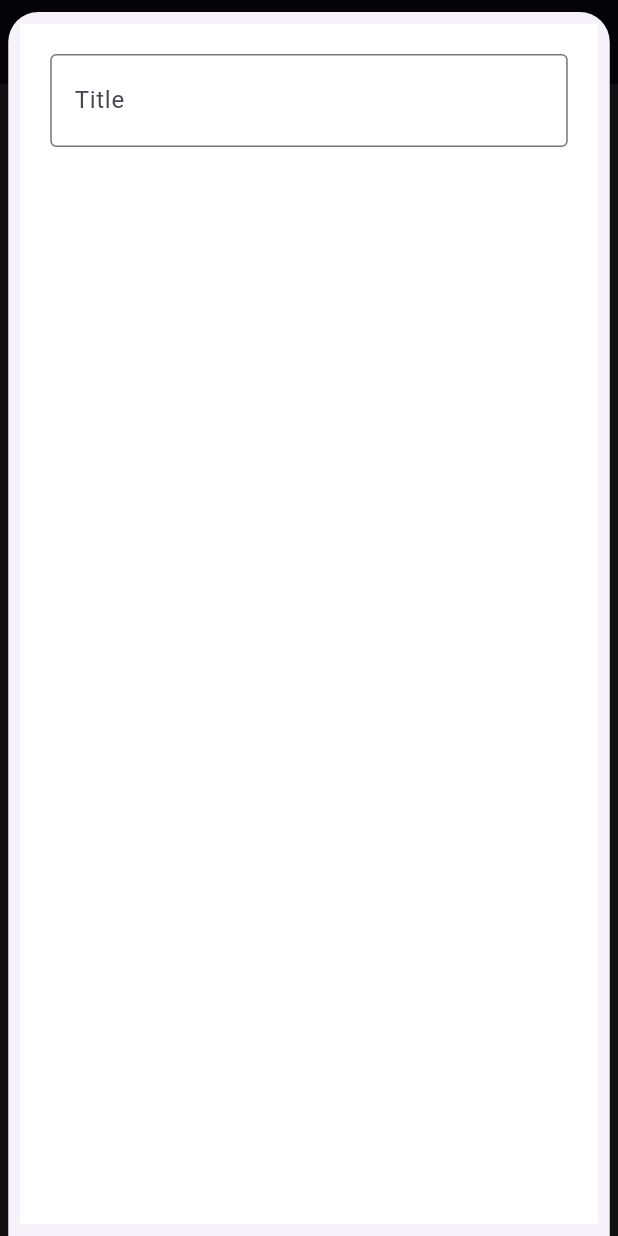
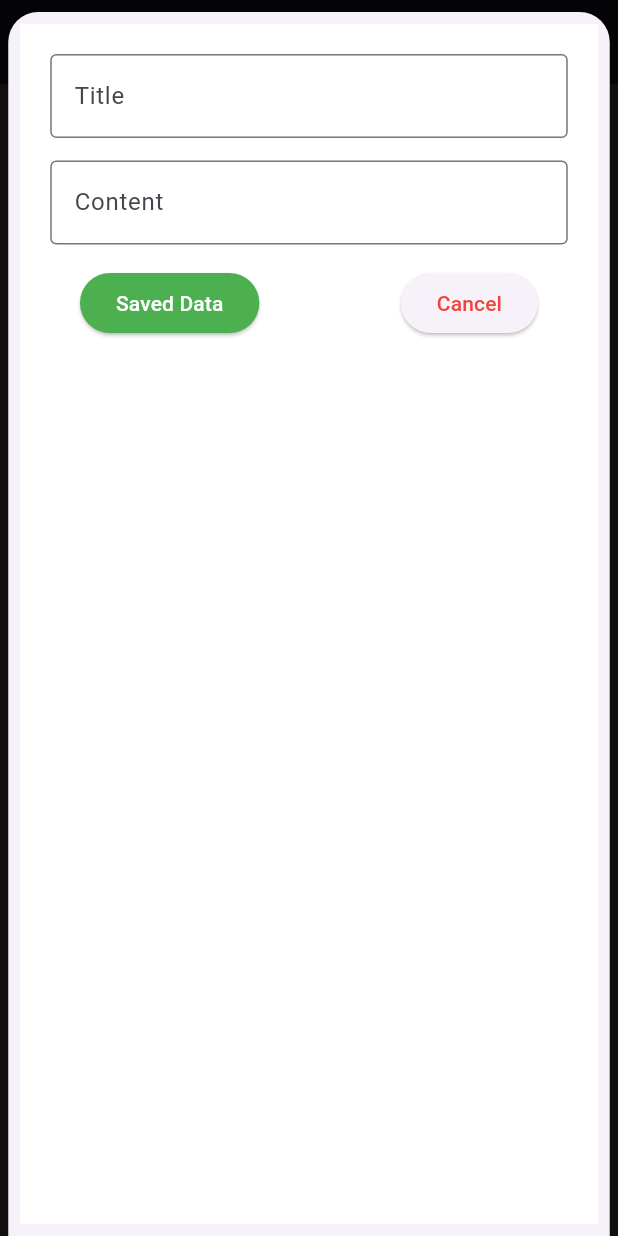
Before and after one commit to Ecocoder0711/journal_app, a Flutter app: the screen it shows after launch, scrolled down 412 dp, after a tap on the "add" icon, on a phone screen of 412 x 824 dp. Run offline on Flutter 3.47's test engine with Material 3 defaults, Android fonts, the phone set to English and light mode, and no system bars.

Commit message:
imput data card completed

```diff
--- a/lib/widgets/input_data_card.dart
+++ b/lib/widgets/input_data_card.dart
@@ -8,6 +8,17 @@ class InputDataCard extends StatefulWidget {
 }
 
 class _InputDataCardState extends State<InputDataCard> {
+  // text editing controllers
+  TextEditingController _titleEditingController = TextEditingController();
+  TextEditingController _contentEditingController = TextEditingController();
+  // function to print data
+  void printdata() {
+    print(_titleEditingController.text);
+    print(_contentEditingController.text);
+    _titleEditingController.clear();
+    _contentEditingController.clear();
+  }
+
   @override
   Widget build(BuildContext context) {
     return Padding(
@@ -20,14 +31,49 @@ class _InputDataCardState extends State<InputDataCard> {
         child: Column(
           children: [
             TextField(
+              controller: _titleEditingController,
               decoration: InputDecoration(
                 border: OutlineInputBorder(
                   borderSide: BorderSide(color: Colors.black87),
                 ),
                 labelText: "Title",
                 hintText: "Enter the tile: ",
-                hintStyle: TextStyle(fontSize: 20, fontWeight: FontWeight.bold),
+                hintStyle: TextStyle(fontSize: 14, fontWeight: FontWeight.bold),
               ),
+            ),
+            const SizedBox(height: 15),
+            TextField(
+              controller: _contentEditingController,
+              decoration: InputDecoration(
+                border: OutlineInputBorder(
+                  borderSide: BorderSide(color: Colors.black87),
+                ),
+                labelText: "Content",
+                hintText: "Enter the Content: ",
+                hintStyle: TextStyle(fontSize: 14, fontWeight: FontWeight.bold),
+              ),
+            ),
+            const SizedBox(height: 15),
+            // ElevatedButton(onPressed: printdata, child: Text("Print Data")),
+            Row(
+              mainAxisAlignment: MainAxisAlignment.spaceAround,
+              children: [
+                ElevatedButton(
+                  style: ElevatedButton.styleFrom(
+                    backgroundColor: Colors.green,
+                  ),
+                  onPressed: printdata,
+                  child: Text(
+                    "Saved Data",
+                    style: TextStyle(color: Colors.white),
+                  ),
+                ),
+                SizedBox(width: 15),
+                ElevatedButton(
+                  onPressed: () {},
+                  child: Text("Cancel", style: TextStyle(color: Colors.red)),
+                ),
+              ],
             ),
           ],
         ),
```
